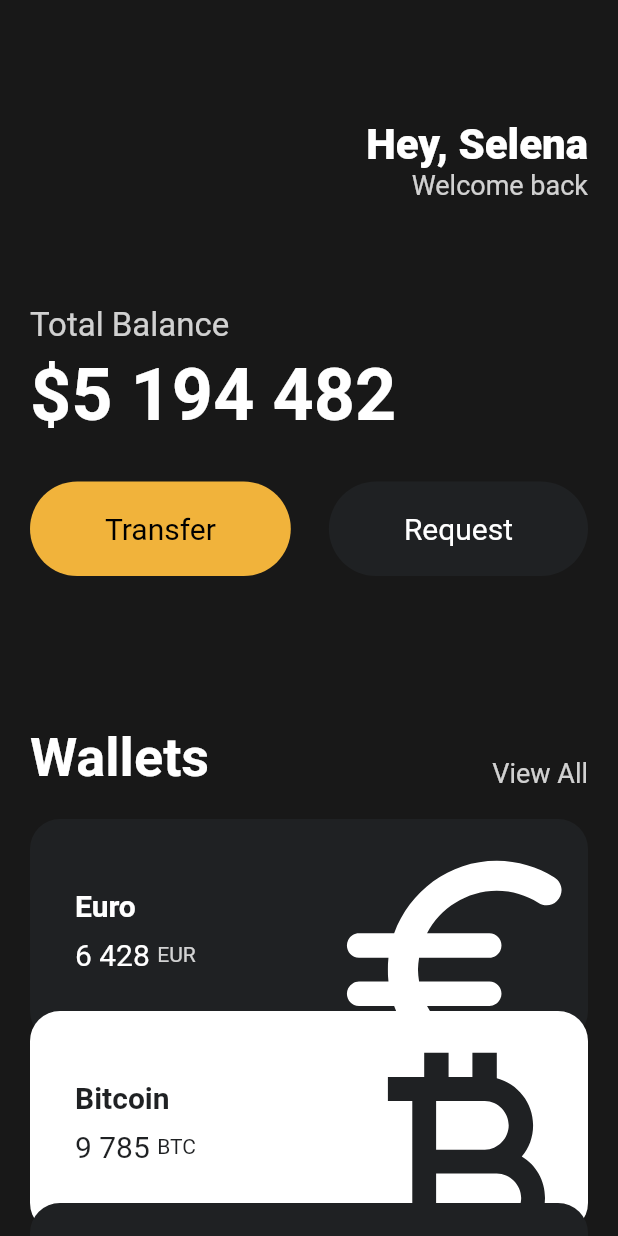
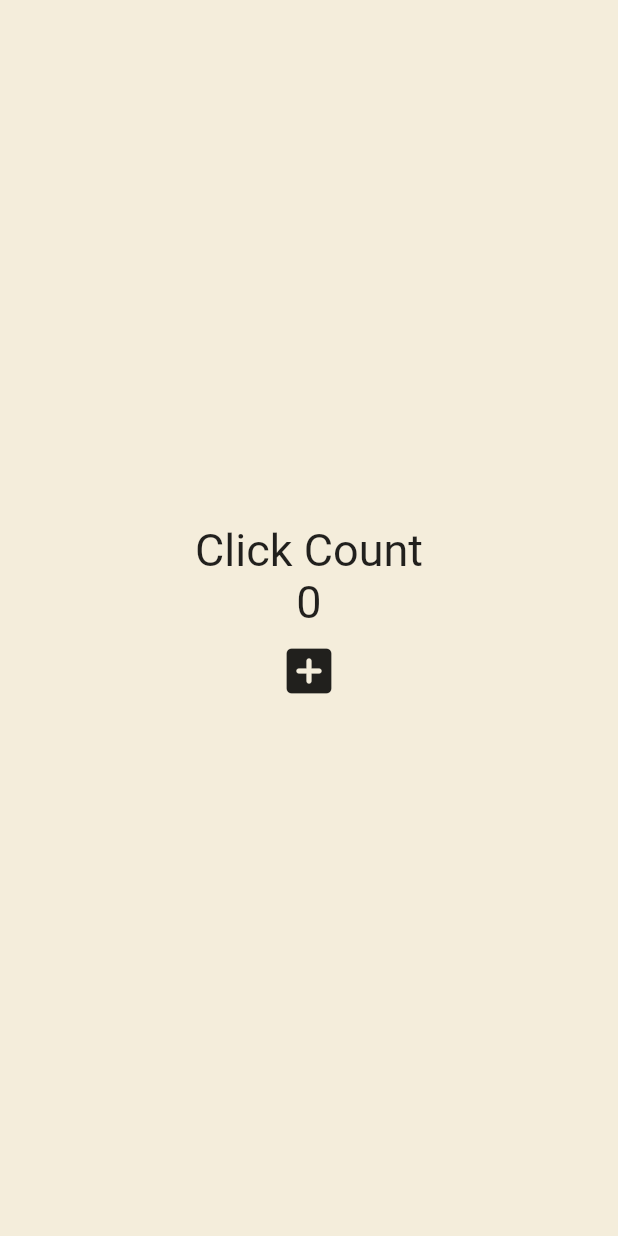
Before and after one commit to chojaework/Flutter-Study, a Flutter app: the screen it shows after launch, on a phone screen of 412 x 824 dp. Run offline on Flutter 3.47's test engine with Material 2 defaults, Android fonts, the phone set to English and light mode, and no system bars.

Commit message:
4.0 State

```diff
--- a/toonflix/lib/main.dart
+++ b/toonflix/lib/main.dart
@@ -1,153 +1,59 @@
 import 'package:flutter/material.dart';
-import 'package:toonflix/widgets/button.dart';
-import 'package:toonflix/widgets/currency_card.dart';
 
 void main() {
   runApp(const App());
 }
 
-class App extends StatelessWidget {
+class App extends StatefulWidget {
+  //이전에 사용한 StatelessWidget은 build 메서드를 통해 단지 UI만 출력
+  //App이 StatefulWidget을 상속
+  //다시 말해서 App class는 StatefulWidget이 가지고 있는 걸 전부 포함
   const App({super.key});
+
+  @override
+  State<App> createState() => _AppState();
+  //StatefulWidget에 있는 createState() State에 추가하기 위한 함수
+}
+//Stateful Widget의 첫 번째 부분: state가 없는 위젯
+
+class _AppState extends State<App> {
+  //StatefulWidget의 두 번째 부분: state가 있는 위젯
+  //state가 바뀌면 ui 새로고침되면서 업데이트
+  //State<App>는 data(ex. counter)와 ui를(ex. Text) 갖는다
+  int counter = 0;
+
+  void onClicked() {
+    counter = counter + 1;
+  }
 
   @override
   Widget build(BuildContext context) {
     return MaterialApp(
       home: Scaffold(
-        backgroundColor: const Color(0xFF181818),
-        body: SingleChildScrollView(
-          //원래는 3개의 카드를 생성하면 칸이 부족해서 overflow가 발생하는데 이 위젯으로 wrap 해주면 사라진다
-          //스크롤 가능해짐
-          child: Padding(
-            padding: const EdgeInsets.symmetric(
-              horizontal: 20,
-            ),
+        backgroundColor: const Color(0xfff4eddb),
+        body: Center(
           child: Column(
-              crossAxisAlignment: CrossAxisAlignment.start,
-              children: [
-                const SizedBox(
-                  height: 80,
-                ),
-                Row(
-                  mainAxisAlignment: MainAxisAlignment.end,
-                  children: [
-                    Column(
-                      crossAxisAlignment: CrossAxisAlignment.end,
+            mainAxisAlignment: MainAxisAlignment.center,
             children: [
               const Text(
-                          'Hey, Selena',
-                          style: TextStyle(
-                            color: Colors.white,
-                            fontSize: 28,
-                            fontWeight: FontWeight.w800,
-                          ),
+                'Click Count',
+                style: TextStyle(fontSize: 30),
               ),
               Text(
-                          'Welcome back',
-                          style: TextStyle(
-                            color: Colors.white.withOpacity(0.8),
-                            fontSize: 18,
+                '$counter',
+                style: const TextStyle(fontSize: 30),
               ),
-                        ),
+              IconButton(
+                  iconSize: 40,
+                  onPressed: onClicked,
+                  icon: const Icon(
+                    Icons.add_box_rounded,
+                  ))
             ],
-                    )
-                  ],
-                ),
-                const SizedBox(
-                  height: 70,
-                ),
-                Text(
-                  'Total Balance',
-                  style: TextStyle(
-                    fontSize: 22,
-                    color: Colors.white.withOpacity(0.8),
-                  ),
-                ),
-                const SizedBox(
-                  height: 5,
-                ),
-                const Text(
-                  '\$5 194 482',
-                  style: TextStyle(
-                      fontSize: 48,
-                      color: Colors.white,
-                      fontWeight: FontWeight.w600),
-                ),
-                const SizedBox(
-                  height: 30,
-                ),
-                Row(
-                  mainAxisAlignment: MainAxisAlignment.spaceBetween,
-                  children: const [
-                    Button(
-                        text: 'Transfer',
-                        bgColor: Color(0xfff1b33b),
-                        textColor: Colors.black),
-                    Button(
-                        text: 'Request',
-                        bgColor: Color(0xff1f2123),
-                        textColor: Colors.white),
-                  ],
-                ),
-                const SizedBox(
-                  height: 100,
-                ),
-                Row(
-                  //바닥에 붙도록 만들기 위해서
-                  crossAxisAlignment: CrossAxisAlignment.end,
-                  //둘을 양옆으로 떨어뜨리기 위해서
-                  mainAxisAlignment: MainAxisAlignment.spaceBetween,
-                  //원래 children: const [ 였는데 Opacity는 정확한 값을 알기 어렵기 때문에 오류를 발생시킨다.
-                  //이를 해결하기 위해 const를 지워줘야 한다.
-                  children: [
-                    const Text(
-                      'Wallets',
-                      style: TextStyle(
-                        color: Colors.white,
-                        fontSize: 36,
-                        fontWeight: FontWeight.w600,
-                      ),
-                    ),
-                    Text(
-                      'View All',
-                      style: TextStyle(
-                        color: Colors.white.withOpacity(0.8),
-                        fontSize: 18,
-                      ),
-                    ),
-                  ],
-                ),
-                const SizedBox(
-                  height: 20,
-                ),
-                const CurrencyCard(
-                  name: 'Euro',
-                  code: "EUR",
-                  amount: '6 428',
-                  icon: Icons.euro_rounded,
-                  isInverted: false,
-                  offset: 0,
-                ),
-                const CurrencyCard(
-                  name: 'Bitcoin',
-                  code: "BTC",
-                  amount: '9 785',
-                  icon: Icons.currency_bitcoin,
-                  isInverted: true,
-                  offset: -20,
-                ),
-                const CurrencyCard(
-                  name: 'Dollar',
-                  code: "USD",
-                  amount: '428',
-                  icon: Icons.attach_money_outlined,
-                  isInverted: false,
-                  offset: -40,
-                ),
-              ],
-            ),
           ),
         ),
       ),
     );
   }
 }
+//State가 바뀔 때마다 UI가 새로고침되면서 최신 데이터를 보여준다
```
Lines whose indentation alone changed are shown as unchanged.
